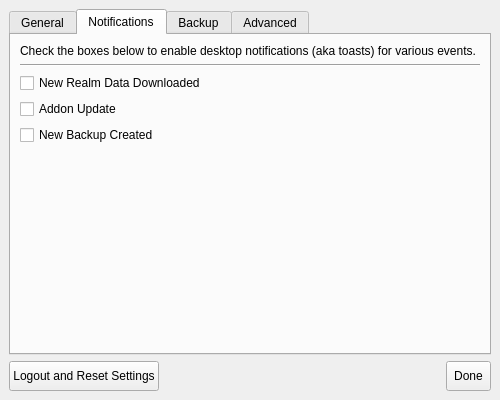
Before: the Qt Designer form ui/settings_window.ui in seirl/tsmapplication_public, drawn with Qt 5.
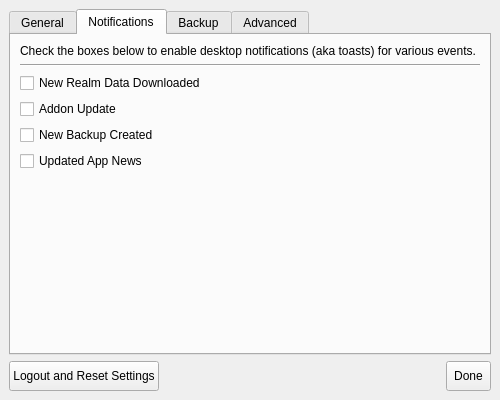
After: the same form once the commit is applied. The open tabs and pages were chosen to show the change. Icons and pictures are not drawn.

Commit message: Added option for news notifications.

The edit to the form file:
```diff
--- a/ui/settings_window.ui
+++ b/ui/settings_window.ui
@@ -204,6 +204,13 @@
           </property>
          </widget>
         </item>
+        <item>
+         <widget class="QCheckBox" name="news_notification_checkbox">
+          <property name="text">
+           <string>Updated App News</string>
+          </property>
+         </widget>
+        </item>
         <item>
          <spacer name="verticalSpacer_4">
           <property name="orientation">
```
The commit also changes 3 other files.
